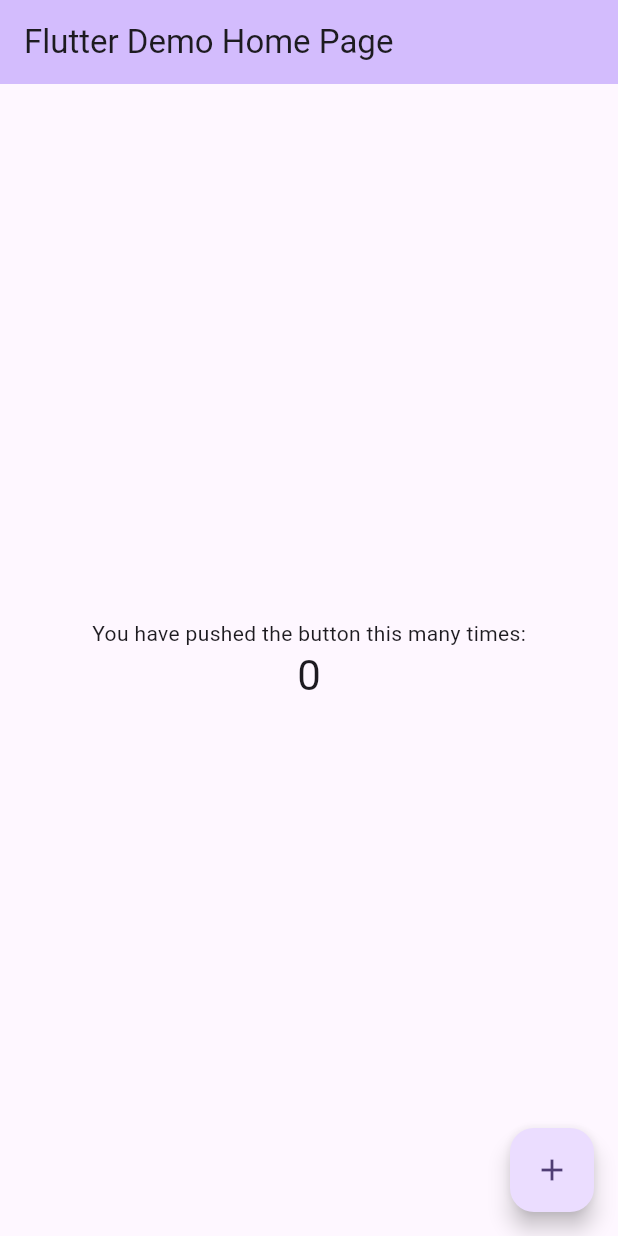
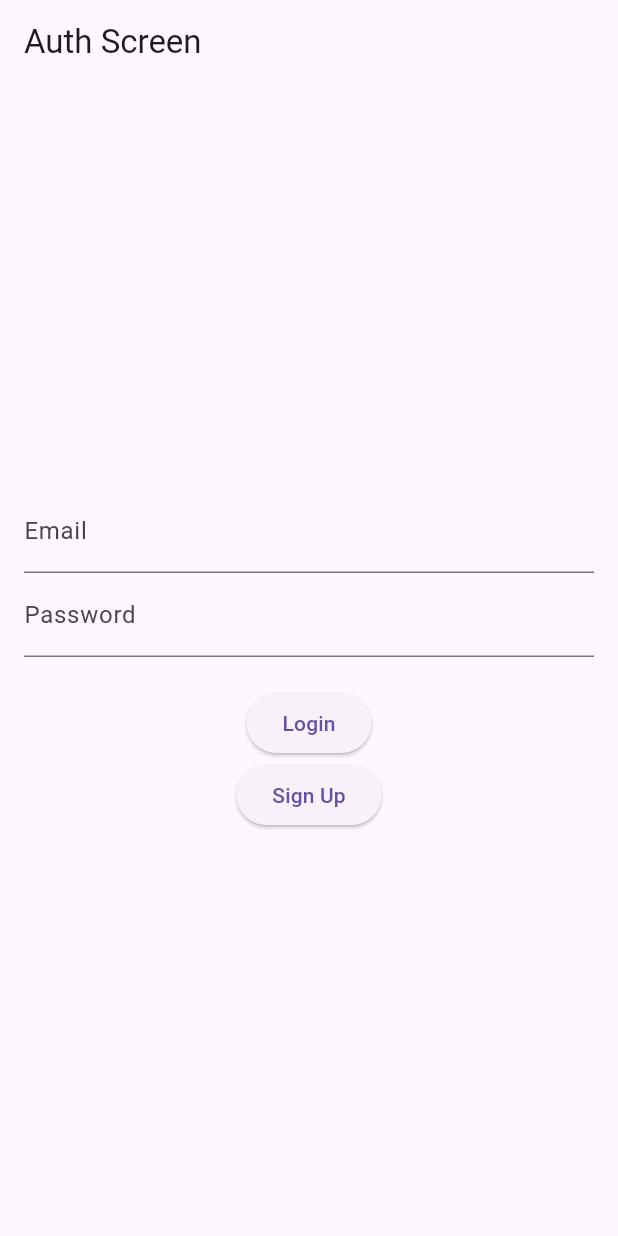
Before and after one commit to obadaDeg/holdwise, a Flutter app: the screen it shows after launch, on a phone screen of 412 x 824 dp. Run offline on Flutter 3.47's test engine with Material 3 defaults, Android fonts, the light colour scheme and no system bars; our stand-ins replace firebase_auth, firebase_core, flutter_bloc; accounts and stored records are empty.

Commit message:
basic auth logic

```diff
--- /dev/null
+++ b/lib/cubit/auth_cubit.dart
@@ -0,0 +1,94 @@
+import 'package:flutter_bloc/flutter_bloc.dart';
+import 'package:firebase_auth/firebase_auth.dart';
+
+// Authentication States
+abstract class AuthState {}
+
+class AuthInitial extends AuthState {}
+class AuthLoading extends AuthState {}
+class AuthAuthenticated extends AuthState {
+  final User user;
+  AuthAuthenticated(this.user);
+}
+class AuthError extends AuthState {
+  final String message;
+  AuthError(this.message);
+}
+class AuthLoggedOut extends AuthState {}
+
+class AuthCubit extends Cubit<AuthState> {
+  final FirebaseAuth _auth = FirebaseAuth.instance;
+
+  AuthCubit() : super(AuthInitial());
+
+  // Check if user is already logged in
+  void checkUser() {
+    final user = _auth.currentUser;
+    if (user != null) {
+      emit(AuthAuthenticated(user));
+    } else {
+      emit(AuthLoggedOut());
+    }
+  }
+
+  // Login Method
+  Future<void> login(String email, String password) async {
+    emit(AuthLoading());
+    try {
+      UserCredential credential = await _auth.signInWithEmailAndPassword(
+        email: email,
+        password: password,
+      );
+      emit(AuthAuthenticated(credential.user!));
+    } catch (e) {
+      emit(AuthError(e.toString()));
+    }
+  }
+
+  // Signup Method
+  Future<void> signup(String email, String password) async {
+    emit(AuthLoading());
+    try {
+      UserCredential credential = await _auth.createUserWithEmailAndPassword(
+        email: email,
+        password: password,
+      );
+      emit(AuthAuthenticated(credential.user!));
+    } catch (e) {
+      emit(AuthError(e.toString()));
+    }
+  }
+
+  // Logout Method
+  Future<void> logout() async {
+    await _auth.signOut();
+    emit(AuthLoggedOut());
+  }
+
+  Future<String> resetPassword(String email) async {
+    try {
+      await _auth.sendPasswordResetEmail(email: email);
+      return 'Password reset email sent! Check your inbox.';
+    } catch (e) {
+      return 'Error: ${e.toString()}';
+    }
+  }
+
+  Future<void> deleteAccount() async {
+    try {
+      await _auth.currentUser!.delete();
+      emit(AuthLoggedOut());
+    } catch (e) {
+      emit(AuthError(e.toString()));
+    }
+  }
+
+  Future<void> updatePhoneNumber(String phoneNumber) async {
+    try {
+      await _auth.currentUser!.updatePhoneNumber(phoneNumber);
+      emit(AuthAuthenticated(_auth.currentUser!));
+    } catch (e) {
+      emit(AuthError(e.toString()));
+    }
+  }
+}
--- /dev/null
+++ b/lib/holdwise.dart
@@ -0,0 +1,19 @@
+import 'package:flutter/material.dart';
+import 'package:flutter_bloc/flutter_bloc.dart';
+import 'package:holdwise/pages/auth_page/auth_page.dart';
+import 'cubit/auth_cubit.dart';
+
+class HoldWise extends StatelessWidget {
+  const HoldWise({super.key});
+
+  @override
+  Widget build(BuildContext context) {
+    return BlocProvider(
+      create: (context) => AuthCubit()..checkUser(),
+      child: MaterialApp(
+        debugShowCheckedModeBanner: false,
+        home: AuthScreen(),
+      ),
+    );
+  }
+}
--- a/lib/main.dart
+++ b/lib/main.dart
@@ -1,69 +1,17 @@
+import 'package:firebase_core/firebase_core.dart';
+import 'package:holdwise/pages/auth_page/reset_password_page.dart';
+import 'firebase_options.dart';
 import 'package:flutter/material.dart';
+import 'package:holdwise/holdwise.dart';
 
-void main() {
-  runApp(const MyApp());
+
+void main() async {
+  WidgetsFlutterBinding.ensureInitialized();
+  await Firebase.initializeApp(
+    options: DefaultFirebaseOptions.currentPlatform,
+  );
+
+
+  runApp(const HoldWise());
+  // runApp(PasswordResetPage());
 }
-
-class MyApp extends StatelessWidget {
-  const MyApp({super.key});
-
-  @override
-  Widget build(BuildContext context) {
-    return MaterialApp(
-      title: 'Flutter Demo',
-      theme: ThemeData(
-        colorScheme: ColorScheme.fromSeed(seedColor: Colors.deepPurple),
-        useMaterial3: true,
-      ),
-      home: const MyHomePage(title: 'Flutter Demo Home Page'),
-    );
-  }
-}
-
-class MyHomePage extends StatefulWidget {
-  const MyHomePage({super.key, required this.title});
-
-  final String title;
-
-  @override
-  State<MyHomePage> createState() => _MyHomePageState();
-}
-
-class _MyHomePageState extends State<MyHomePage> {
-  int _counter = 0;
-
-  void _incrementCounter() {
-    setState(() {
-      _counter++;
-    });
-  }
-
-  @override
-  Widget build(BuildContext context) {
-    return Scaffold(
-      appBar: AppBar(
-        backgroundColor: Theme.of(context).colorScheme.inversePrimary,
-        title: Text(widget.title),
-      ),
-      body: Center(
-        child: Column(
-          mainAxisAlignment: MainAxisAlignment.center,
-          children: <Widget>[
-            const Text(
-              'You have pushed the button this many times:',
-            ),
-            Text(
-              '$_counter',
-              style: Theme.of(context).textTheme.headlineMedium,
-            ),
-          ],
-        ),
-      ),
-      floatingActionButton: FloatingActionButton(
-        onPressed: _incrementCounter,
-        tooltip: 'Increment',
-        child: const Icon(Icons.add),
-      ),
-    );
-  }
-}
--- a/lib/pages/auth_page/auth_page.dart
+++ b/lib/pages/auth_page/auth_page.dart
@@ -1,20 +1,85 @@
 import 'package:flutter/material.dart';
+import 'package:flutter_bloc/flutter_bloc.dart';
+import 'package:holdwise/cubit/auth_cubit.dart';
 
-
-class AuthForm extends StatefulWidget {
-  const AuthForm({super.key});
-
+class AuthScreen extends StatefulWidget {
   @override
-  State<AuthForm> createState() => _AuthFormState();
+  _AuthScreenState createState() => _AuthScreenState();
 }
 
-class _AuthFormState extends State<AuthForm> {
-  final _formKey = GlobalKey<FormState>();
-  final _emailController = TextEditingController();
-  final _passwordController = TextEditingController();
+class _AuthScreenState extends State<AuthScreen> {
+  final TextEditingController emailController = TextEditingController();
+  final TextEditingController passwordController = TextEditingController();
 
   @override
   Widget build(BuildContext context) {
-    return Container();
+    return Scaffold(
+      appBar: AppBar(title: const Text("Auth Screen")),
+      body: BlocConsumer<AuthCubit, AuthState>(
+        listener: (context, state) {
+          if (state is AuthError) {
+            ScaffoldMessenger.of(context).showSnackBar(
+              SnackBar(content: Text(state.message)),
+            );
+
+            // modal in future
+          }
+        },
+        builder: (context, state) {
+          if (state is AuthAuthenticated) {
+            return Center(
+              child: Column(
+                mainAxisAlignment: MainAxisAlignment.center,
+                children: [
+                  Text("Logged in as: ${state.user.email}"),
+                  const SizedBox(height: 20),
+                  ElevatedButton(
+                    onPressed: () => context.read<AuthCubit>().logout(),
+                    child: const Text("Logout"),
+                  ),
+                ],
+              ),
+            );
+          }
+
+          return Padding(
+            padding: const EdgeInsets.all(16.0),
+            child: Column(
+              mainAxisAlignment: MainAxisAlignment.center,
+              children: [
+                TextField(
+                  controller: emailController,
+                  decoration: const InputDecoration(labelText: "Email"),
+                ),
+                TextField(
+                  controller: passwordController,
+                  decoration: const InputDecoration(labelText: "Password"),
+                  obscureText: true,
+                ),
+                const SizedBox(height: 20),
+                if (state is AuthLoading)
+                  const CircularProgressIndicator()
+                else ...[
+                  ElevatedButton(
+                    onPressed: () => context.read<AuthCubit>().login(
+                          emailController.text.trim(),
+                          passwordController.text.trim(),
+                        ),
+                    child: const Text("Login"),
+                  ),
+                  ElevatedButton(
+                    onPressed: () => context.read<AuthCubit>().signup(
+                          emailController.text.trim(),
+                          passwordController.text.trim(),
+                        ),
+                    child: const Text("Sign Up"),
+                  ),
+                ]
+              ],
+            ),
+          );
+        },
+      ),
+    );
   }
 }
--- /dev/null
+++ b/lib/utils/constants.dart
@@ -0,0 +1,156 @@
+import 'package:flutter/material.dart';
+
+// Class for general app information
+class AppInfo {
+  static const String appName = 'HoldWise';
+  static const String appVersion = '1.0.0';
+}
+
+// Class for asset file paths
+class Assets {
+  static const String appIconPath = 'assets/icons/app_icon.png';
+  static const String appLogoPath = 'assets/icons/app_logo.png';
+  static const String defaultImagePath = 'assets/images/default.png';
+  static const String defaultAvatarPath = 'assets/images/avatar.png';
+}
+
+// Class for error messages
+class ErrorMessages {
+  static const String noInternetError = 'No Internet Connection';
+  static const String genericError = 'Something went wrong';
+  static const String serverError = 'Server Error';
+  static const String invalidDataError = 'Invalid Data';
+  static const String invalidEmailError = 'Invalid Email';
+  static const String invalidPasswordError = 'Invalid Password';
+  static const String invalidPhoneNumberError = 'Invalid Phone Number';
+  static const String invalidVerificationCodeError = 'Invalid Verification Code';
+  static const String invalidOtpError = 'Invalid OTP';
+  static const String invalidNameError = 'Invalid Name';
+  static const String invalidAddressError = 'Invalid Address';
+  static const String invalidPincodeError = 'Invalid Pincode';
+  static const String invalidAmountError = 'Invalid Amount';
+  static const String invalidDateError = 'Invalid Date';
+  static const String invalidTimeError = 'Invalid Time';
+  static const String invalidImageError = 'Invalid Image';
+  static const String invalidFileError = 'Invalid File';
+  static const String invalidVideoError = 'Invalid Video';
+  static const String invalidAudioError = 'Invalid Audio';
+  static const String invalidDocumentError = 'Invalid Document';
+}
+
+class WarningMessages {
+  static const String wrongPosetureWarning = 'Wrong Posture Detected';
+}
+
+// Class for API keys (Move to environment variables or config files)
+class APIKeys {
+  // Avoid hardcoding API keys in production. Consider using a secure storage or environment variable.
+  static const String openAiApiKey = "your-api-key-here";
+}
+
+class AppColors {
+  static const Color gradientStart = Color(0xFF9C27B0); // Purple gradient start
+  static const Color gradientEnd = Color(0xFF673AB7);   // Deep Purple gradient end
+  static const Color primaryText = Color(0xFFFFFFFF);   // White for text
+  static const Color backgroundForm = Color(0x80000000); // Semi-transparent dark background
+  static const Color buttonBackground = Color(0xFF00BFA5); // Teal for buttons
+  static const Color iconColor = Color(0xFF000000); // White icons
+  static const Color inputFieldFill = Color(0xFFFFFFFF); // Clean white for input fields
+  static const Color secondaryText = Color(0xFF000000); // Black for secondary text
+  static const Color textColor = Colors.white;
+  static const Color black = Colors.black;
+  static const Color lightBackground = Color(0xFFF3E5F5);
+}
+
+class Constants {
+  // Padding constants (general)
+  static double getPadding(BuildContext context) {
+    return MediaQuery.of(context).size.width * 0.05; // 5% of screen width
+  }
+
+  static double getSmallPadding(BuildContext context) {
+    return MediaQuery.of(context).size.width * 0.03; // 3% of screen width
+  }
+
+  static double getMediumPadding(BuildContext context) {
+    return MediaQuery.of(context).size.width * 0.07; // 7% of screen width
+  }
+
+  static double getLargePadding(BuildContext context) {
+    return MediaQuery.of(context).size.width * 0.1; // 10% of screen width
+  }
+
+  // Radius constants (for rounded corners)
+  static double getSmallRadius(BuildContext context) {
+    return MediaQuery.of(context).size.width * 0.03; // 3% of screen width
+  }
+
+  static double getMediumRadius(BuildContext context) {
+    return MediaQuery.of(context).size.width * 0.05; // 5% of screen width
+  }
+
+  static double getLargeRadius(BuildContext context) {
+    return MediaQuery.of(context).size.width * 0.08; // 8% of screen width
+  }
+
+  // Icon size constants
+  static double getSmallIconSize(BuildContext context) {
+    return MediaQuery.of(context).size.width * 0.06; // 6% of screen width
+  }
+
+  static double getMediumIconSize(BuildContext context) {
+    return MediaQuery.of(context).size.width * 0.08; // 8% of screen width
+  }
+
+  static double getLargeIconSize(BuildContext context) {
+    return MediaQuery.of(context).size.width * 0.1; // 10% of screen width
+  }
+
+  // Font size constants
+  static double getSmallFontSize(BuildContext context) {
+    return MediaQuery.of(context).size.width * 0.04; // 4% of screen width
+  }
+
+  static double getMediumFontSize(BuildContext context) {
+    return MediaQuery.of(context).size.width * 0.05; // 5% of screen width
+  }
+
+  static double getLargeFontSize(BuildContext context) {
+    return MediaQuery.of(context).size.width * 0.07; // 7% of screen width
+  }
+
+  // Button size constants
+  static double getButtonHeight(BuildContext context) {
+    return MediaQuery.of(context).size.height * 0.07; // 7% of screen height
+  }
+
+  static double getButtonWidth(BuildContext context) {
+    return MediaQuery.of(context).size.width * 0.8; // 80% of screen width
+  }
+
+  static double getButtonFontSize(BuildContext context) {
+    return MediaQuery.of(context).size.width * 0.05; // 5% of screen width
+  }
+
+  // Form Field size constants
+  static double getFormFieldHeight(BuildContext context) {
+    return MediaQuery.of(context).size.height * 0.06; // 6% of screen height
+  }
+
+  static double getFormFieldIconSize(BuildContext context) {
+    return MediaQuery.of(context).size.width * 0.05; // 5% of screen width
+  }
+
+  static double getFormFieldFontSize(BuildContext context) {
+    return MediaQuery.of(context).size.width * 0.045; // 4.5% of screen width
+  }
+
+  // Miscellaneous constants
+  static double getDividerHeight(BuildContext context) {
+    return MediaQuery.of(context).size.height * 0.02; // 2% of screen height
+  }
+
+  static double getCardMargin(BuildContext context) {
+    return MediaQuery.of(context).size.width * 0.04; // 4% of screen width
+  }
+}
--- a/pubspec.yaml
+++ b/pubspec.yaml
@@ -35,7 +35,11 @@ dependencies:
   # Use with the CupertinoIcons class for iOS style icons.
   cupertino_icons: ^1.0.8
   flutter_bloc: ^9.0.0
-  firebase_auth: ^5.4.0
+  firebase_auth: ^5.4.1
+  flutter_overlay_window: ^0.4.5
+  firebase_core: ^3.10.1
+  cryptography: ^2.7.0
+  http: ^1.3.0
 
 dev_dependencies:
   flutter_test:
```
Also changed, not shown: lib/pages/auth_page/reset_password_page.dart (added, +48 -0 lines), firebase.json (added), lib/firebase_options.dart (added), lib/pages/auth_page/components/login_card.dart (added), lib/utils/form_validators.dart (added), pubspec.lock, 4 other files.
